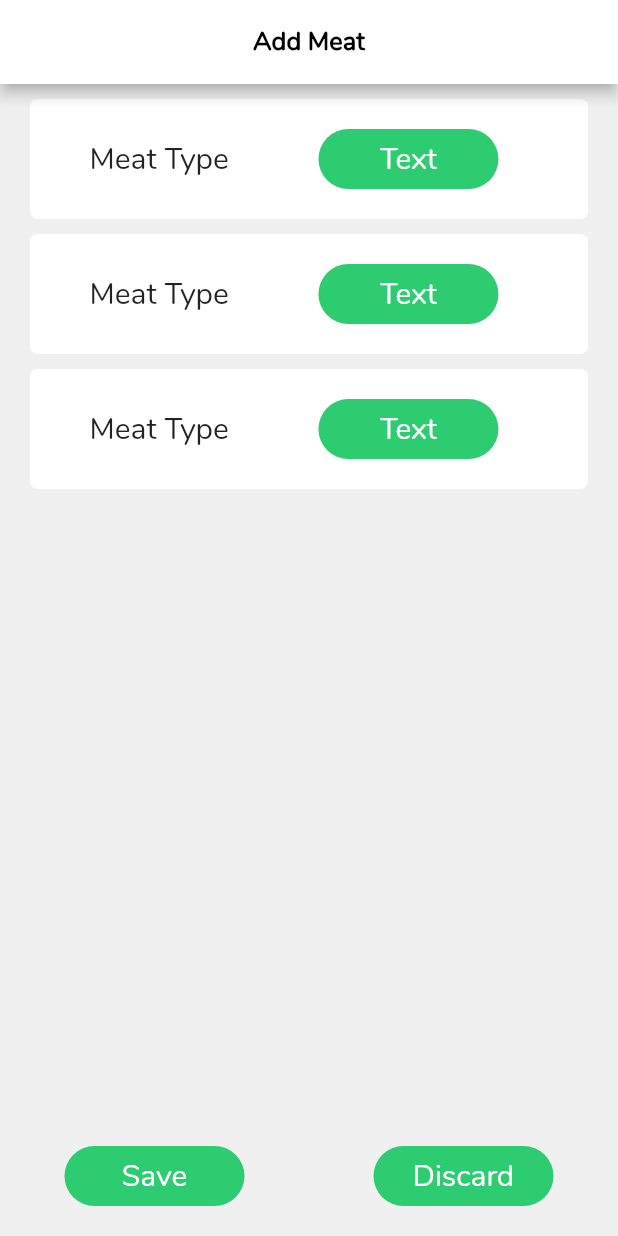
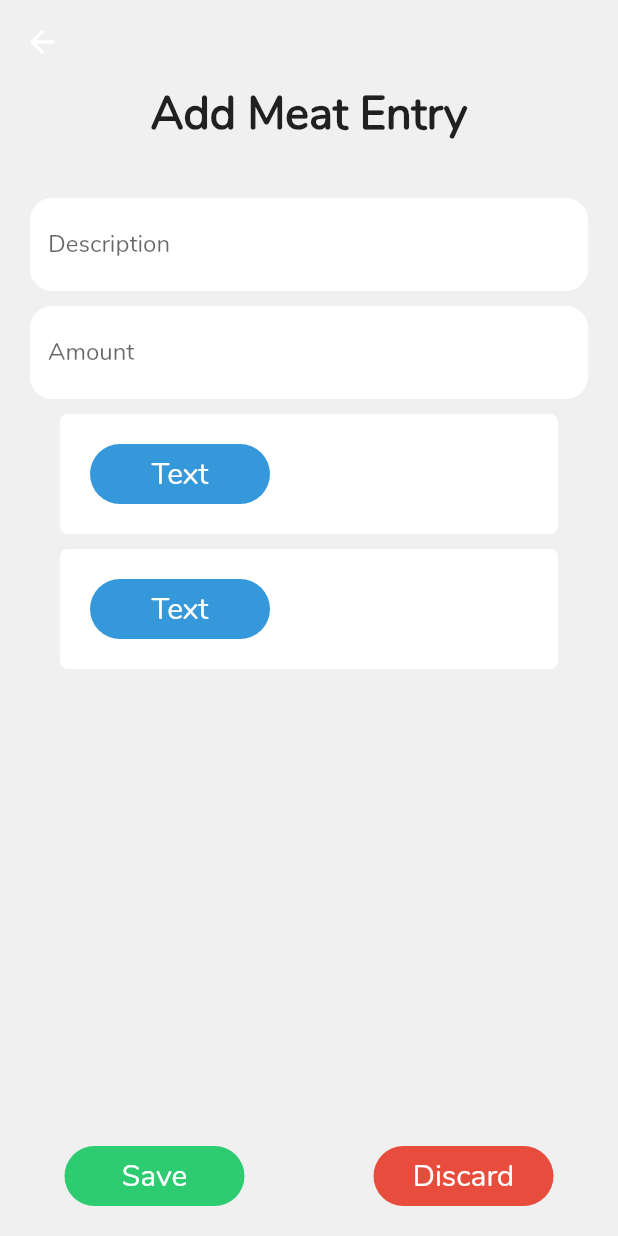
Before and after one commit to Snixells/meat-tracker, a Flutter app: the AddMeat screen opened directly, on a phone screen of 412 x 824 dp. Run offline on Flutter 3.47's test engine with Material 2 defaults, Android fonts, the phone set to English and light mode, and no system bars; our stand-ins replace cloud_firestore, firebase_auth, font_awesome_flutter, google_sign_in, rxdart; accounts and stored records are empty.

Commit message:
Working on Add Meat Screen

```diff
--- a/lib/main.dart
+++ b/lib/main.dart
@@ -1,5 +1,6 @@
 import 'package:firebase_auth/firebase_auth.dart';
 import 'package:flutter/material.dart';
+import 'package:meattracker/screens/home/addMeat.dart';
 import 'package:meattracker/screens/profile.dart';
 import 'package:meattracker/screens/wrapper.dart';
 import 'package:meattracker/services/auth.dart';
@@ -16,6 +17,7 @@ class MyApp extends StatelessWidget {
         // Named Routes
         routes: {
           '/': (context) => Wrapper(),
+          '/add': (context) => AddMeat(),
           '/profile': (context) => Profile(),
         },
         theme: ThemeData(
@@ -24,6 +26,7 @@ class MyApp extends StatelessWidget {
           fontFamily: 'Nunito',
           accentColor: Color.fromRGBO(46, 204, 113, 1),
           primaryColor: Color.fromRGBO(52, 152, 219, 1),
+          errorColor: Color.fromRGBO(231, 76, 60,1.0),
           appBarTheme: AppBarTheme(
               textTheme: TextTheme(
                 title: TextStyle(
--- a/lib/screens/home/addMeat.dart
+++ b/lib/screens/home/addMeat.dart
@@ -1,24 +1,73 @@
 import 'package:flutter/material.dart';
 import 'package:meattracker/shared/buttons.dart';
+import 'package:meattracker/shared/constants.dart';
 
-class AddMeat extends StatelessWidget {
+class AddMeat extends StatefulWidget {
   const AddMeat({Key key}) : super(key: key);
 
   @override
+  _AddMeatState createState() => _AddMeatState();
+}
+
+class _AddMeatState extends State<AddMeat> {
+  final _formKey = GlobalKey<_AddMeatState>();
+  @override
+
+  // Form Field State
+  String description = '';
+  String type = '';
+  int amound = 0;
+  bool processed = false;
+  DateTime dateTime = DateTime.now();
+
   Widget build(BuildContext context) {
     return Scaffold(
       appBar: AppBar(
-        title: Text('Add Meat'),
-        centerTitle: true,
+        // title: Text('Add Meat'),
+        // centerTitle: true,
+        backgroundColor: Theme.of(context).canvasColor,
+        elevation: 0.0,
       ),
-      body: Column(
+      body: Form(
+        child: Column(
           children: [
             Expanded(
               child: ListView(
+                padding: EdgeInsets.only(left: 20, right: 20),
                 children: <Widget>[
-                ListItem(),
-                ListItem(),
-                ListItem(),
+                  Center(
+                    child: Padding(
+                      padding: const EdgeInsets.only(bottom: 35),
+                      child: Text(
+                        'Add Meat Entry',
+                        style: TextStyle(fontSize: 30, fontWeight: FontWeight.bold),
+                      ),
+                    ),
+                  ),
+                  TextFormField(
+                    decoration: textInputDecoration.copyWith(hintText: 'Description'),
+                    validator: (val) => val.isEmpty ? 'Please Enter a Description' : null,
+                    onChanged: (val) {
+                      setState(() => description = val);
+                    },
+                  ),
+                  SizedBox(height: 10,),
+                  TextFormField(
+                    decoration: textInputDecoration.copyWith(hintText: 'Amount'),
+                    validator: (val) => val.isEmpty ? 'Please Enter the Amount' : null,
+                    keyboardType: TextInputType.numberWithOptions(),
+                    onChanged: (val) {
+                      setState(() => description = val);
+                    },
+                  ),
+                  ListItem(
+                    descriptionField: FormText(text: 'Meat Type'),
+                    formField: RoundedButton(color: Theme.of(context).primaryColor),
+                  ),
+                  ListItem(
+                    descriptionField: FormText(text: 'Meat Type'),
+                    formField: RoundedButton(color: Theme.of(context).primaryColor),
+                  ),
                 ],
               ),
             ),
@@ -27,10 +76,16 @@ class AddMeat extends StatelessWidget {
               children: <Widget>[
                 RoundedButton(text: 'Save', color: Theme.of(context).accentColor),
                 RoundedButton(
-                  text: 'Discard', color: Theme.of(context).accentColor),
+                  text: 'Discard',
+                  color: Theme.of(context).errorColor,
+                  onTab: () {
+                    Navigator.pushNamed(context, '/');
+                  },
+                ),
               ],
             )
           ],
+        ),
       ),
     );
   }
@@ -51,21 +106,19 @@ class FormText extends StatelessWidget {
 }
 
 class ListItem extends StatelessWidget {
-  const ListItem({Key key}) : super(key: key);
+  final dynamic descriptionField;
+  final dynamic formField;
+
+  const ListItem({Key key, this.descriptionField, this.formField}) : super(key: key);
 
   @override
   Widget build(BuildContext context) {
     return Container(
         margin: EdgeInsets.only(left: 20, right: 20, top: 10),
-      decoration: BoxDecoration(
-          color: Colors.white, borderRadius: BorderRadius.circular(5)),
+        decoration: BoxDecoration(color: Colors.white, borderRadius: BorderRadius.circular(5)),
+        // child: Row(children: [SizedBox(width: 20), descriptionField, SizedBox(width: 40), formField]),
         child: Row(
-        mainAxisAlignment: MainAxisAlignment.spaceEvenly,
-        children: <Widget>[
-          FormText(text: 'Meat Type'),
-          RoundedButton(color: Theme.of(context).accentColor),
-        ],
-      ),
-    );
+          children: <Widget>[formField],
+        ));
   }
 }
--- a/lib/screens/home/track.dart
+++ b/lib/screens/home/track.dart
@@ -18,7 +18,9 @@ class TrackMeat extends StatelessWidget {
           ],
         ),
         floatingActionButton: FloatingActionButton(
-          onPressed: () {},
+          onPressed: () {
+            Navigator.pushNamed(context, '/add');
+          },
           backgroundColor: Theme.of(context).primaryColor,
           // child: Text('Add', style: TextStyle(color: Colors.white)),
           child: Icon(
@@ -114,6 +116,9 @@ class MeatData extends StatelessWidget {
   Widget build(BuildContext context) {
     return Center(
       child: Card(
+        shape: RoundedRectangleBorder(
+          borderRadius: BorderRadius.circular(10)
+        ),
         margin: EdgeInsets.only(left: 20, right: 20, bottom: 15),
         child: Row(
           mainAxisAlignment: MainAxisAlignment.spaceAround,
@@ -126,7 +131,7 @@ class MeatData extends StatelessWidget {
                   '$name',
                   style: TextStyle(
                     fontSize: 15,
-                    fontWeight: FontWeight.w800,
+                    fontWeight: FontWeight.bold,
                   ),
                 ),
               ),
```
Lines whose indentation alone changed are shown as unchanged.
